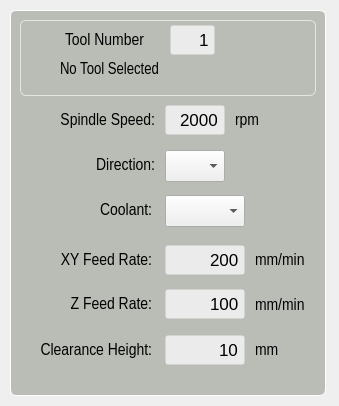
85vmh/mindovercncmill, file mindovercncmill/widgets/conversational/ui/general_params.ui: the form before one commit.
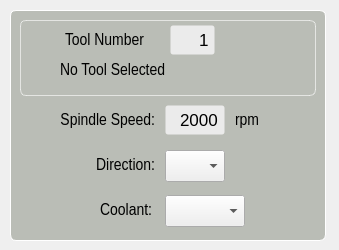
The form after the commit. Custom widgets are drawn as their Qt base class.

Commit message: added new fonts, more conversational work

What changed in the file:
```diff
--- a/mindovercncmill/widgets/conversational/ui/general_params.ui
+++ b/mindovercncmill/widgets/conversational/ui/general_params.ui
@@ -7,7 +7,7 @@
     <x>0</x>
     <y>0</y>
     <width>339</width>
-    <height>406</height>
+    <height>250</height>
    </rect>
   </property>
   <property name="sizePolicy">
@@ -19,7 +19,7 @@
   <property name="minimumSize">
    <size>
     <width>300</width>
-    <height>350</height>
+    <height>250</height>
    </size>
   </property>
   <property name="maximumSize">
@@ -37,7 +37,7 @@
      <x>10</x>
      <y>10</y>
      <width>316</width>
-     <height>386</height>
+     <height>231</height>
     </rect>
    </property>
    <property name="sizePolicy">
@@ -223,10 +223,7 @@
      <property name="font">
       <font>
        <family>Liberation Sans Narrow</family>
-       <pointsize>12</pointsize>
-       <weight>50</weight>
-       <italic>false</italic>
-       <bold>false</bold>
+       <pointsize>13</pointsize>
       </font>
      </property>
      <property name="lineWidth">
@@ -397,157 +394,6 @@
      <double>0.000000000000000</double>
     </property>
    </widget>
-   <widget class="QLabel" name="label_179">
-    <property name="geometry">
-     <rect>
-      <x>245</x>
-      <y>325</y>
-      <width>60</width>
-      <height>30</height>
-     </rect>
-    </property>
-    <property name="sizePolicy">
-     <sizepolicy hsizetype="Fixed" vsizetype="Fixed">
-      <horstretch>0</horstretch>
-      <verstretch>0</verstretch>
-     </sizepolicy>
-    </property>
-    <property name="minimumSize">
-     <size>
-      <width>60</width>
-      <height>30</height>
-     </size>
-    </property>
-    <property name="maximumSize">
-     <size>
-      <width>120</width>
-      <height>35</height>
-     </size>
-    </property>
-    <property name="font">
-     <font>
-      <family>Liberation Sans Narrow</family>
-      <pointsize>13</pointsize>
-      <weight>50</weight>
-      <italic>false</italic>
-      <bold>false</bold>
-     </font>
-    </property>
-    <property name="lineWidth">
-     <number>0</number>
-    </property>
-    <property name="text">
-     <string>mm</string>
-    </property>
-    <property name="alignment">
-     <set>Qt::AlignLeading|Qt::AlignLeft|Qt::AlignVCenter</set>
-    </property>
-    <property name="indent">
-     <number>0</number>
-    </property>
-   </widget>
-   <widget class="QLabel" name="label_174">
-    <property name="geometry">
-     <rect>
-      <x>22</x>
-      <y>279</y>
-      <width>120</width>
-      <height>30</height>
-     </rect>
-    </property>
-    <property name="sizePolicy">
-     <sizepolicy hsizetype="Fixed" vsizetype="Fixed">
-      <horstretch>0</horstretch>
-      <verstretch>0</verstretch>
-     </sizepolicy>
-    </property>
-    <property name="minimumSize">
-     <size>
-      <width>120</width>
-      <height>30</height>
-     </size>
-    </property>
-    <property name="maximumSize">
-     <size>
-      <width>120</width>
-      <height>35</height>
-     </size>
-    </property>
-    <property name="font">
-     <font>
-      <family>Liberation Sans Narrow</family>
-      <pointsize>13</pointsize>
-      <weight>50</weight>
-      <italic>false</italic>
-      <bold>false</bold>
-     </font>
-    </property>
-    <property name="lineWidth">
-     <number>0</number>
-    </property>
-    <property name="text">
-     <string>Z Feed Rate:</string>
-    </property>
-    <property name="alignment">
-     <set>Qt::AlignRight|Qt::AlignTrailing|Qt::AlignVCenter</set>
-    </property>
-    <property name="indent">
-     <number>0</number>
-    </property>
-   </widget>
-   <widget class="FloatLineEdit" name="clearance_height_input">
-    <property name="geometry">
-     <rect>
-      <x>155</x>
-      <y>325</y>
-      <width>80</width>
-      <height>30</height>
-     </rect>
-    </property>
-    <property name="sizePolicy">
-     <sizepolicy hsizetype="Fixed" vsizetype="Fixed">
-      <horstretch>0</horstretch>
-      <verstretch>33</verstretch>
-     </sizepolicy>
-    </property>
-    <property name="minimumSize">
-     <size>
-      <width>80</width>
-      <height>30</height>
-     </size>
-    </property>
-    <property name="maximumSize">
-     <size>
-      <width>100</width>
-      <height>35</height>
-     </size>
-    </property>
-    <property name="styleSheet">
-     <string notr="true">QLineEdit{
-    border-style: transparant;
-    border-color: rgb(235, 235, 235);
-    border-width: 1px;
-    border-radius: 3px;
-    color: black;
-    background: rgb(235, 235, 235);
-    padding-right: 2px;
-	font-family: &quot;Liberation Sans Narrow&quot;;
-    font-size: 13pt;
-}</string>
-    </property>
-    <property name="text">
-     <string>10</string>
-    </property>
-    <property name="alignment">
-     <set>Qt::AlignRight|Qt::AlignTrailing|Qt::AlignVCenter</set>
-    </property>
-    <property name="format_string" stdset="0">
-     <string>%.3f</string>
-    </property>
-    <property name="bottom" stdset="0">
-     <double>0.000000000000000</double>
-    </property>
-   </widget>
    <widget class="QLabel" name="label_172">
     <property name="geometry">
      <rect>
@@ -597,153 +443,6 @@
      <number>0</number>
     </property>
    </widget>
-   <widget class="QLabel" name="label_173">
-    <property name="geometry">
-     <rect>
-      <x>22</x>
-      <y>235</y>
-      <width>120</width>
-      <height>30</height>
-     </rect>
-    </property>
-    <property name="sizePolicy">
-     <sizepolicy hsizetype="Fixed" vsizetype="Fixed">
-      <horstretch>0</horstretch>
-      <verstretch>0</verstretch>
-     </sizepolicy>
-    </property>
-    <property name="minimumSize">
-     <size>
-      <width>120</width>
-      <height>30</height>
-     </size>
-    </property>
-    <property name="maximumSize">
-     <size>
-      <width>120</width>
-      <height>35</height>
-     </size>
-    </property>
-    <property name="font">
-     <font>
-      <family>Liberation Sans Narrow</family>
-      <pointsize>13</pointsize>
-      <weight>50</weight>
-      <italic>false</italic>
-      <bold>false</bold>
-     </font>
-    </property>
-    <property name="lineWidth">
-     <number>0</number>
-    </property>
-    <property name="text">
-     <string>XY Feed Rate:</string>
-    </property>
-    <property name="alignment">
-     <set>Qt::AlignRight|Qt::AlignTrailing|Qt::AlignVCenter</set>
-    </property>
-    <property name="indent">
-     <number>0</number>
-    </property>
-   </widget>
-   <widget class="QLabel" name="label_176">
-    <property name="geometry">
-     <rect>
-      <x>245</x>
-      <y>235</y>
-      <width>60</width>
-      <height>30</height>
-     </rect>
-    </property>
-    <property name="sizePolicy">
-     <sizepolicy hsizetype="Fixed" vsizetype="Fixed">
-      <horstretch>0</horstretch>
-      <verstretch>0</verstretch>
-     </sizepolicy>
-    </property>
-    <property name="minimumSize">
-     <size>
-      <width>50</width>
-      <height>30</height>
-     </size>
-    </property>
-    <property name="maximumSize">
-     <size>
-      <width>100</width>
-      <height>35</height>
-     </size>
-    </property>
-    <property name="font">
-     <font>
-      <family>Liberation Sans Narrow</family>
-      <pointsize>13</pointsize>
-      <weight>50</weight>
-      <italic>false</italic>
-      <bold>false</bold>
-     </font>
-    </property>
-    <property name="lineWidth">
-     <number>0</number>
-    </property>
-    <property name="text">
-     <string>mm/min</string>
-    </property>
-    <property name="alignment">
-     <set>Qt::AlignLeading|Qt::AlignLeft|Qt::AlignVCenter</set>
-    </property>
-    <property name="indent">
-     <number>0</number>
-    </property>
-   </widget>
-   <widget class="QLabel" name="label_177">
-    <property name="geometry">
-     <rect>
-      <x>245</x>
-      <y>280</y>
-      <width>60</width>
-      <height>30</height>
-     </rect>
-    </property>
-    <property name="sizePolicy">
-     <sizepolicy hsizetype="Fixed" vsizetype="Fixed">
-      <horstretch>0</horstretch>
-      <verstretch>0</verstretch>
-     </sizepolicy>
-    </property>
-    <property name="minimumSize">
-     <size>
-      <width>60</width>
-      <height>30</height>
-     </size>
-    </property>
-    <property name="maximumSize">
-     <size>
-      <width>120</width>
-      <height>35</height>
-     </size>
-    </property>
-    <property name="font">
-     <font>
-      <family>Liberation Sans Narrow</family>
-      <pointsize>13</pointsize>
-      <weight>50</weight>
-      <italic>false</italic>
-      <bold>false</bold>
-     </font>
-    </property>
-    <property name="lineWidth">
-     <number>0</number>
-    </property>
-    <property name="text">
-     <string>mm/min</string>
-    </property>
-    <property name="alignment">
-     <set>Qt::AlignLeading|Qt::AlignLeft|Qt::AlignVCenter</set>
-    </property>
-    <property name="indent">
-     <number>0</number>
-    </property>
-   </widget>
    <widget class="QComboBox" name="spindle_direction_input">
     <property name="geometry">
      <rect>
@@ -830,108 +529,6 @@
      <number>0</number>
     </property>
    </widget>
-   <widget class="FloatLineEdit" name="xy_feed_rate_input">
-    <property name="geometry">
-     <rect>
-      <x>155</x>
-      <y>235</y>
-      <width>80</width>
-      <height>30</height>
-     </rect>
-    </property>
-    <property name="sizePolicy">
-     <sizepolicy hsizetype="Fixed" vsizetype="Fixed">
-      <horstretch>0</horstretch>
-      <verstretch>33</verstretch>
-     </sizepolicy>
-    </property>
-    <property name="minimumSize">
-     <size>
-      <width>80</width>
-      <height>30</height>
-     </size>
-    </property>
-    <property name="maximumSize">
-     <size>
-      <width>100</width>
-      <height>35</height>
-     </size>
-    </property>
-    <property name="styleSheet">
-     <string notr="true">QLineEdit{
-    border-style: transparant;
-    border-color: rgb(235, 235, 235);
-    border-width: 1px;
-    border-radius: 3px;
-    color: black;
-    background: rgb(235, 235, 235);
-    padding-right: 2px;
-	font-family: &quot;Liberation Sans Narrow&quot;;
-    font-size: 13pt;
-}</string>
-    </property>
-    <property name="text">
-     <string>200</string>
-    </property>
-    <property name="alignment">
-     <set>Qt::AlignRight|Qt::AlignTrailing|Qt::AlignVCenter</set>
-    </property>
-    <property name="format_string" stdset="0">
-     <string>%.1f</string>
-    </property>
-    <property name="bottom" stdset="0">
-     <double>0.000000000000000</double>
-    </property>
-   </widget>
-   <widget class="QLabel" name="label_175">
-    <property name="geometry">
-     <rect>
-      <x>22</x>
-      <y>325</y>
-      <width>120</width>
-      <height>30</height>
-     </rect>
-    </property>
-    <property name="sizePolicy">
-     <sizepolicy hsizetype="Fixed" vsizetype="Fixed">
-      <horstretch>0</horstretch>
-      <verstretch>0</verstretch>
-     </sizepolicy>
-    </property>
-    <property name="minimumSize">
-     <size>
-      <width>120</width>
-      <height>30</height>
-     </size>
-    </property>
-    <property name="maximumSize">
-     <size>
-      <width>120</width>
-      <height>35</height>
-     </size>
-    </property>
-    <property name="font">
-     <font>
-      <family>Liberation Sans Narrow</family>
-      <pointsize>13</pointsize>
-      <weight>50</weight>
-      <italic>false</italic>
-      <bold>false</bold>
-     </font>
-    </property>
-    <property name="lineWidth">
-     <number>0</number>
-    </property>
-    <property name="text">
-     <string>Clearance Height:</string>
-    </property>
-    <property name="alignment">
-     <set>Qt::AlignRight|Qt::AlignTrailing|Qt::AlignVCenter</set>
-    </property>
-    <property name="indent">
-     <number>0</number>
-    </property>
-   </widget>
    <widget class="QComboBox" name="coolant_input">
     <property name="geometry">
      <rect>
@@ -960,59 +557,6 @@
      </size>
     </property>
    </widget>
-   <widget class="FloatLineEdit" name="z_feed_rate_input">
-    <property name="geometry">
-     <rect>
-      <x>155</x>
-      <y>279</y>
-      <width>80</width>
-      <height>30</height>
-     </rect>
-    </property>
-    <property name="sizePolicy">
-     <sizepolicy hsizetype="Fixed" vsizetype="Fixed">
-      <horstretch>0</horstretch>
-      <verstretch>33</verstretch>
-     </sizepolicy>
-    </property>
-    <property name="minimumSize">
-     <size>
-      <width>80</width>
-      <height>30</height>
-     </size>
-    </property>
-    <property name="maximumSize">
-     <size>
-      <width>100</width>
-      <height>35</height>
-     </size>
-    </property>
-    <property name="styleSheet">
-     <string notr="true">QLineEdit{
-    border-style: transparant;
-    border-color: rgb(235, 235, 235);
-    border-width: 1px;
-    border-radius: 3px;
-    color: black;
-    background: rgb(235, 235, 235);
-    padding-right: 2px;
-	font-family: &quot;Liberation Sans Narrow&quot;;
-    font-size: 13pt;
-}</string>
-    </property>
-    <property name="text">
-     <string>100</string>
-    </property>
-    <property name="alignment">
-     <set>Qt::AlignRight|Qt::AlignTrailing|Qt::AlignVCenter</set>
-    </property>
-    <property name="format_string" stdset="0">
-     <string>%.3f</string>
-    </property>
-    <property name="bottom" stdset="0">
-     <double>0.000000000000000</double>
-    </property>
-   </widget>
   </widget>
  </widget>
  <customwidgets>
```
Left out of the diff: 5 changed lines with no effect on the pictures. The commit also changes 22 other files.
